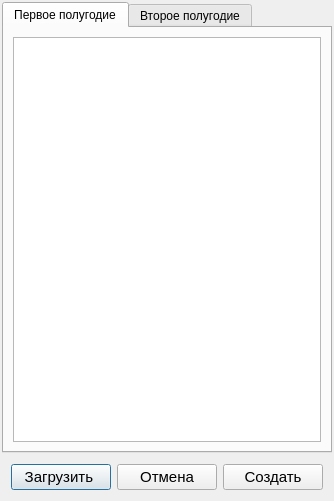
Qt form ui/NewYearDialog.ui (Cy-Nec/hour_track) before a commit.
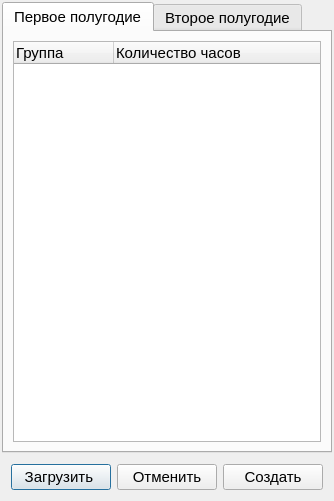
The same form after that commit.

Patch:
```diff
--- a/ui/NewYearDialog.ui
+++ b/ui/NewYearDialog.ui
@@ -6,7 +6,7 @@
    <rect>
     <x>0</x>
     <y>0</y>
-    <width>319</width>
+    <width>334</width>
     <height>501</height>
    </rect>
   </property>
@@ -31,6 +31,11 @@
    </property>
    <item row="0" column="0">
     <widget class="QTabWidget" name="tabWidget">
+     <property name="font">
+      <font>
+       <pointsize>11</pointsize>
+      </font>
+     </property>
      <property name="currentIndex">
       <number>0</number>
      </property>
@@ -40,7 +45,18 @@
       </attribute>
       <layout class="QGridLayout" name="gridLayout">
        <item row="0" column="0">
-        <widget class="QTableView" name="tableView"/>
+        <widget class="QTreeWidget" name="treeW_firstHalf">
+         <column>
+          <property name="text">
+           <string>Группа</string>
+          </property>
+         </column>
+         <column>
+          <property name="text">
+           <string>Количество часов</string>
+          </property>
+         </column>
+        </widget>
        </item>
       </layout>
      </widget>
@@ -57,7 +73,7 @@
     </widget>
    </item>
    <item row="1" column="0">
-    <widget class="QFrame" name="">
+    <widget class="QFrame" name="frame">
      <layout class="QHBoxLayout" name="horizontalLayout">
       <item>
        <widget class="QPushButton" name="btn_loadFile">
@@ -91,7 +107,7 @@
          </font>
         </property>
         <property name="text">
-         <string>Отмена</string>
+         <string>Отменить</string>
         </property>
        </widget>
       </item>
```
Left out of the diff: 15 changed lines with no effect on the pictures.
